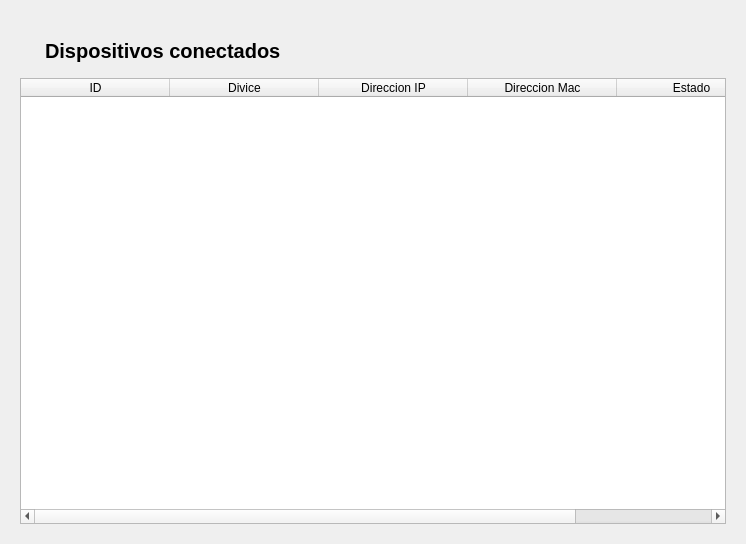
Above: GUI/Interface/VentanaPrin2.ui from Skop-22/ControlAnchoBanda-Pyside6 before the change. Below: the same form after it.
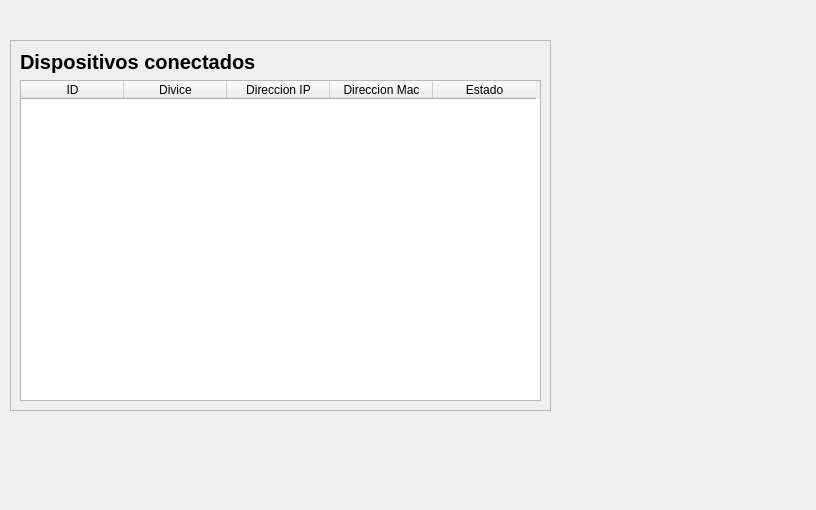
That is the form after the change. Custom widgets are drawn as their Qt base class.

What changed in the file:
```diff
--- a/GUI/Interface/VentanaPrin2.ui
+++ b/GUI/Interface/VentanaPrin2.ui
@@ -6,40 +6,30 @@
    <rect>
     <x>0</x>
     <y>0</y>
-    <width>746</width>
-    <height>544</height>
+    <width>816</width>
+    <height>510</height>
    </rect>
   </property>
   <property name="windowTitle">
    <string>Form</string>
   </property>
+  <widget class="CardWidget" name="frame">
+   <property name="geometry">
+    <rect>
+     <x>10</x>
+     <y>40</y>
+     <width>541</width>
+     <height>371</height>
+    </rect>
+   </property>
+   <property name="frameShape">
+    <enum>QFrame::StyledPanel</enum>
+   </property>
+   <property name="frameShadow">
+    <enum>QFrame::Raised</enum>
+   </property>
   <layout class="QGridLayout" name="gridLayout">
    <item row="0" column="0">
-    <widget class="QWidget" name="widget" native="true">
-     <layout class="QGridLayout" name="gridLayout_2">
-      <property name="horizontalSpacing">
-       <number>0</number>
-      </property>
-      <item row="1" column="0">
-       <widget class="QWidget" name="widget_2" native="true">
-        <layout class="QGridLayout" name="gridLayout_3">
-         <property name="leftMargin">
-          <number>25</number>
-         </property>
-         <item row="0" column="1">
-          <spacer name="horizontalSpacer">
-           <property name="orientation">
-            <enum>Qt::Horizontal</enum>
-           </property>
-           <property name="sizeHint" stdset="0">
-            <size>
-             <width>40</width>
-             <height>20</height>
-            </size>
-           </property>
-          </spacer>
-         </item>
-         <item row="0" column="0">
           <widget class="QLabel" name="label">
            <property name="font">
             <font>
@@ -52,35 +42,16 @@
            </property>
           </widget>
          </item>
-        </layout>
-       </widget>
-      </item>
-      <item row="0" column="0">
-       <spacer name="verticalSpacer">
-        <property name="orientation">
-         <enum>Qt::Vertical</enum>
-        </property>
-        <property name="sizeType">
-         <enum>QSizePolicy::Fixed</enum>
-        </property>
-        <property name="sizeHint" stdset="0">
-         <size>
-          <width>30</width>
-          <height>10</height>
-         </size>
-        </property>
-       </spacer>
-      </item>
-      <item row="2" column="0">
+    <item row="1" column="0">
        <widget class="TableWidget" name="tableWidget">
         <attribute name="horizontalHeaderCascadingSectionResizes">
          <bool>false</bool>
         </attribute>
         <attribute name="horizontalHeaderMinimumSectionSize">
-         <number>43</number>
+       <number>38</number>
         </attribute>
         <attribute name="horizontalHeaderDefaultSectionSize">
-         <number>149</number>
+       <number>103</number>
         </attribute>
         <attribute name="horizontalHeaderShowSortIndicator" stdset="0">
          <bool>false</bool>
@@ -123,10 +94,14 @@
       </item>
      </layout>
     </widget>
-   </item>
-  </layout>
  </widget>
  <customwidgets>
+  <customwidget>
+   <class>CardWidget</class>
+   <extends>QFrame</extends>
+   <header location="global">qfluentwidgets</header>
+   <container>1</container>
+  </customwidget>
   <customwidget>
    <class>TableWidget</class>
    <extends>QTableWidget</extends>
```
Lines whose indentation alone changed are shown as unchanged.
